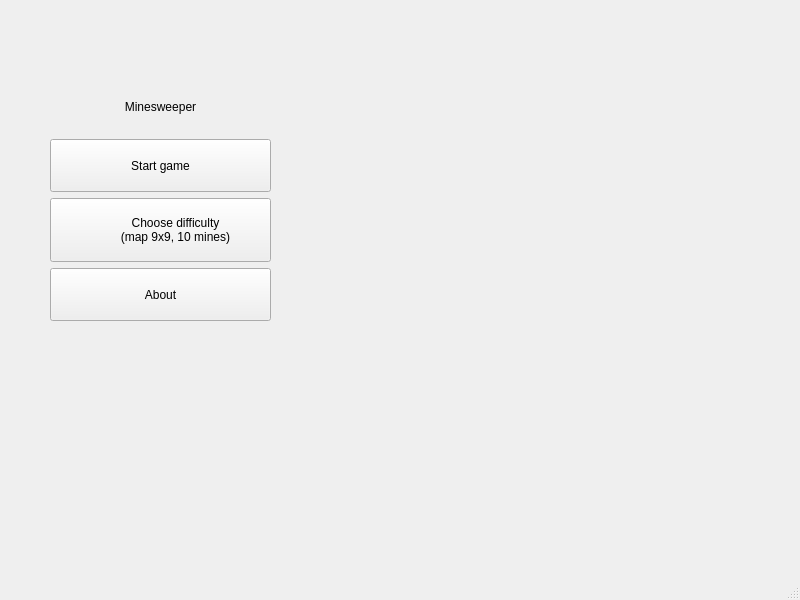
First picture: the form in mainwindow.ui, repository KostyaGukish/Minesweeper, before the edit.
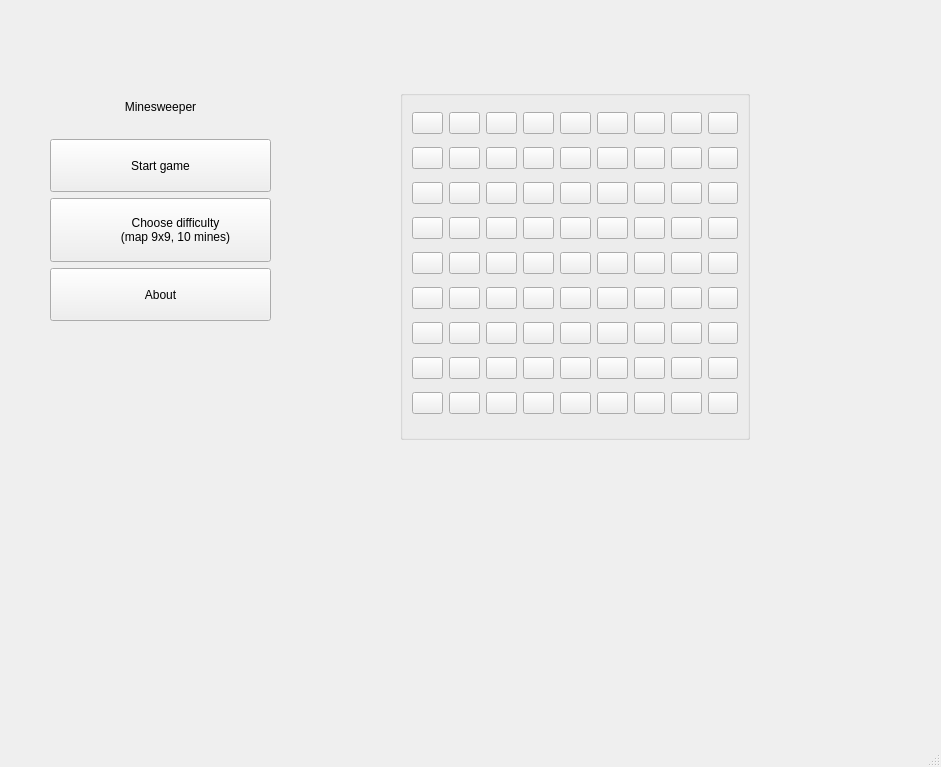
Second picture: the form after the edit.

What changed in the file:
```diff
--- a/mainwindow.ui
+++ b/mainwindow.ui
@@ -1,102 +1,975 @@
 <?xml version="1.0" encoding="UTF-8"?>
 <ui version="4.0">
-	<class>MainWindow</class>
-	<widget class="QMainWindow" name="MainWindow">
-		<property name="geometry">
-			<rect>
-				<x>0</x>
-				<y>0</y>
-				<width>800</width>
-				<height>600</height>
-			</rect>
-		</property>
-		<property name="windowTitle">
-			<string>MainWindow</string>
-		</property>
-		<widget class="QWidget" name="centralwidget">
-			<widget class="QWidget" name="verticalLayoutWidget">
-				<property name="geometry">
-					<rect>
-						<x>50</x>
-						<y>80</y>
-						<width>221</width>
-						<height>241</height>
-					</rect>
-				</property>
-				<property name="sizePolicy">
-					<sizepolicy hsizetype="Preferred" vsizetype="Preferred">
-						<horstretch>0</horstretch>
-						<verstretch>0</verstretch>
-					</sizepolicy>
-				</property>
-				<layout class="QVBoxLayout" name="verticalLayout">
-					<item>
-						<widget class="QLabel" name="label">
-							<property name="text">
-								<string>Minesweeper</string>
-							</property>
-							<property name="alignment">
-								<set>Qt::AlignCenter</set>
-							</property>
-						</widget>
-					</item>
-					<item>
-						<widget class="QPushButton" name="startGame">
-							<property name="sizePolicy">
-								<sizepolicy hsizetype="Minimum" vsizetype="Preferred">
-									<horstretch>0</horstretch>
-									<verstretch>0</verstretch>
-								</sizepolicy>
-							</property>
-							<property name="text">
-								<string>Start game</string>
-							</property>
-						</widget>
-					</item>
-					<item>
-						<widget class="QPushButton" name="choose">
-							<property name="sizePolicy">
-								<sizepolicy hsizetype="Minimum" vsizetype="Preferred">
-									<horstretch>0</horstretch>
-									<verstretch>0</verstretch>
-								</sizepolicy>
-							</property>
-							<property name="text">
-								<string>
+ <class>MainWindow</class>
+ <widget class="QMainWindow" name="MainWindow">
+  <property name="enabled">
+   <bool>true</bool>
+  </property>
+  <property name="geometry">
+   <rect>
+    <x>0</x>
+    <y>0</y>
+    <width>941</width>
+    <height>767</height>
+   </rect>
+  </property>
+  <property name="windowTitle">
+   <string>MainWindow</string>
+  </property>
+  <widget class="QWidget" name="centralwidget">
+   <widget class="QWidget" name="verticalLayoutWidget">
+    <property name="geometry">
+     <rect>
+      <x>50</x>
+      <y>80</y>
+      <width>221</width>
+      <height>241</height>
+     </rect>
+    </property>
+    <property name="sizePolicy">
+     <sizepolicy hsizetype="Preferred" vsizetype="Preferred">
+      <horstretch>0</horstretch>
+      <verstretch>0</verstretch>
+     </sizepolicy>
+    </property>
+    <layout class="QVBoxLayout" name="verticalLayout">
+     <item>
+      <widget class="QLabel" name="label">
+       <property name="text">
+        <string>Minesweeper</string>
+       </property>
+       <property name="alignment">
+        <set>Qt::AlignCenter</set>
+       </property>
+      </widget>
+     </item>
+     <item>
+      <widget class="QPushButton" name="startGame">
+       <property name="sizePolicy">
+        <sizepolicy hsizetype="Minimum" vsizetype="Preferred">
+         <horstretch>0</horstretch>
+         <verstretch>0</verstretch>
+        </sizepolicy>
+       </property>
+       <property name="text">
+        <string>Start game</string>
+       </property>
+      </widget>
+     </item>
+     <item>
+      <widget class="QPushButton" name="choose">
+       <property name="sizePolicy">
+        <sizepolicy hsizetype="Minimum" vsizetype="Preferred">
+         <horstretch>0</horstretch>
+         <verstretch>0</verstretch>
+        </sizepolicy>
+       </property>
+       <property name="text">
+        <string>
 									Choose difficulty
 									(map 9x9, 10 mines)
 								</string>
-							</property>
-						</widget>
-					</item>
-					<item>
-						<widget class="QPushButton" name="About">
-							<property name="sizePolicy">
-								<sizepolicy hsizetype="Minimum" vsizetype="Preferred">
-									<horstretch>0</horstretch>
-									<verstretch>0</verstretch>
-								</sizepolicy>
-							</property>
-							<property name="text">
-								<string>About</string>
-							</property>
-						</widget>
-					</item>
-				</layout>
-			</widget>
-		</widget>
-		<widget class="QMenuBar" name="menubar">
-			<property name="geometry">
-				<rect>
-					<x>0</x>
-					<y>0</y>
-					<width>800</width>
-					<height>25</height>
-				</rect>
-			</property>
-		</widget>
-		<widget class="QStatusBar" name="statusbar"/>
-	</widget>
-	<resources/>
-	<connections/>
+       </property>
+      </widget>
+     </item>
+     <item>
+      <widget class="QPushButton" name="About">
+       <property name="sizePolicy">
+        <sizepolicy hsizetype="Minimum" vsizetype="Preferred">
+         <horstretch>0</horstretch>
+         <verstretch>0</verstretch>
+        </sizepolicy>
+       </property>
+       <property name="text">
+        <string>About</string>
+       </property>
+      </widget>
+     </item>
+    </layout>
+   </widget>
+   <widget class="QGroupBox" name="groupBox">
+    <property name="enabled">
+     <bool>true</bool>
+    </property>
+    <property name="geometry">
+     <rect>
+      <x>400</x>
+      <y>90</y>
+      <width>350</width>
+      <height>350</height>
+     </rect>
+    </property>
+    <layout class="QGridLayout" name="gridLayout">
+     <property name="sizeConstraint">
+      <enum>QLayout::SetNoConstraint</enum>
+     </property>
+     <item row="31" column="6">
+      <widget class="QPushButton" name="pushButton_62">
+       <property name="text">
+        <string/>
+       </property>
+       <attribute name="buttonGroup">
+        <string notr="true">buttonGroup_7</string>
+       </attribute>
+      </widget>
+     </item>
+     <item row="29" column="1">
+      <widget class="QPushButton" name="pushButton_14">
+       <property name="text">
+        <string/>
+       </property>
+       <attribute name="buttonGroup">
+        <string notr="true">buttonGroup_2</string>
+       </attribute>
+      </widget>
+     </item>
+     <item row="33" column="2">
+      <widget class="QPushButton" name="pushButton_20">
+       <property name="enabled">
+        <bool>true</bool>
+       </property>
+       <property name="text">
+        <string/>
+       </property>
+       <attribute name="buttonGroup">
+        <string notr="true">buttonGroup_3</string>
+       </attribute>
+      </widget>
+     </item>
+     <item row="34" column="5">
+      <widget class="QPushButton" name="pushButton_54">
+       <property name="text">
+        <string/>
+       </property>
+       <attribute name="buttonGroup">
+        <string notr="true">buttonGroup_6</string>
+       </attribute>
+      </widget>
+     </item>
+     <item row="35" column="6">
+      <widget class="QPushButton" name="pushButton_61">
+       <property name="text">
+        <string/>
+       </property>
+       <attribute name="buttonGroup">
+        <string notr="true">buttonGroup_7</string>
+       </attribute>
+      </widget>
+     </item>
+     <item row="33" column="0">
+      <widget class="QPushButton" name="pushButton_6">
+       <property name="text">
+        <string/>
+       </property>
+       <attribute name="buttonGroup">
+        <string notr="true">buttonGroup</string>
+       </attribute>
+      </widget>
+     </item>
+     <item row="28" column="2">
+      <widget class="QPushButton" name="pushButton_22">
+       <property name="enabled">
+        <bool>true</bool>
+       </property>
+       <property name="text">
+        <string/>
+       </property>
+       <attribute name="buttonGroup">
+        <string notr="true">buttonGroup_3</string>
+       </attribute>
+      </widget>
+     </item>
+     <item row="33" column="1">
+      <widget class="QPushButton" name="pushButton_11">
+       <property name="text">
+        <string/>
+       </property>
+       <attribute name="buttonGroup">
+        <string notr="true">buttonGroup_2</string>
+       </attribute>
+      </widget>
+     </item>
+     <item row="29" column="5">
+      <widget class="QPushButton" name="pushButton_50">
+       <property name="text">
+        <string/>
+       </property>
+       <attribute name="buttonGroup">
+        <string notr="true">buttonGroup_6</string>
+       </attribute>
+      </widget>
+     </item>
+     <item row="30" column="1">
+      <widget class="QPushButton" name="pushButton_12">
+       <property name="text">
+        <string/>
+       </property>
+       <attribute name="buttonGroup">
+        <string notr="true">buttonGroup_2</string>
+       </attribute>
+      </widget>
+     </item>
+     <item row="36" column="5">
+      <widget class="QPushButton" name="pushButton_51">
+       <property name="text">
+        <string/>
+       </property>
+       <attribute name="buttonGroup">
+        <string notr="true">buttonGroup_6</string>
+       </attribute>
+      </widget>
+     </item>
+     <item row="30" column="2">
+      <widget class="QPushButton" name="pushButton_21">
+       <property name="enabled">
+        <bool>true</bool>
+       </property>
+       <property name="text">
+        <string/>
+       </property>
+       <attribute name="buttonGroup">
+        <string notr="true">buttonGroup_3</string>
+       </attribute>
+      </widget>
+     </item>
+     <item row="34" column="0">
+      <widget class="QPushButton" name="pushButton_7">
+       <property name="text">
+        <string/>
+       </property>
+       <attribute name="buttonGroup">
+        <string notr="true">buttonGroup</string>
+       </attribute>
+      </widget>
+     </item>
+     <item row="32" column="8">
+      <widget class="QPushButton" name="pushButton_78">
+       <property name="text">
+        <string/>
+       </property>
+       <attribute name="buttonGroup">
+        <string notr="true">buttonGroup_9</string>
+       </attribute>
+      </widget>
+     </item>
+     <item row="32" column="2">
+      <widget class="QPushButton" name="pushButton_19">
+       <property name="enabled">
+        <bool>true</bool>
+       </property>
+       <property name="text">
+        <string/>
+       </property>
+       <attribute name="buttonGroup">
+        <string notr="true">buttonGroup_3</string>
+       </attribute>
+      </widget>
+     </item>
+     <item row="34" column="8">
+      <widget class="QPushButton" name="pushButton_76">
+       <property name="text">
+        <string/>
+       </property>
+       <attribute name="buttonGroup">
+        <string notr="true">buttonGroup_9</string>
+       </attribute>
+      </widget>
+     </item>
+     <item row="35" column="7">
+      <widget class="QPushButton" name="pushButton_70">
+       <property name="text">
+        <string/>
+       </property>
+       <attribute name="buttonGroup">
+        <string notr="true">buttonGroup_8</string>
+       </attribute>
+      </widget>
+     </item>
+     <item row="36" column="3">
+      <widget class="QPushButton" name="pushButton_33">
+       <property name="text">
+        <string/>
+       </property>
+       <attribute name="buttonGroup">
+        <string notr="true">buttonGroup_4</string>
+       </attribute>
+      </widget>
+     </item>
+     <item row="34" column="4">
+      <widget class="QPushButton" name="pushButton_38">
+       <property name="text">
+        <string/>
+       </property>
+       <attribute name="buttonGroup">
+        <string notr="true">buttonGroup_5</string>
+       </attribute>
+      </widget>
+     </item>
+     <item row="28" column="5">
+      <widget class="QPushButton" name="pushButton_49">
+       <property name="text">
+        <string/>
+       </property>
+       <attribute name="buttonGroup">
+        <string notr="true">buttonGroup_6</string>
+       </attribute>
+      </widget>
+     </item>
+     <item row="31" column="1">
+      <widget class="QPushButton" name="pushButton_17">
+       <property name="text">
+        <string/>
+       </property>
+       <attribute name="buttonGroup">
+        <string notr="true">buttonGroup_2</string>
+       </attribute>
+      </widget>
+     </item>
+     <item row="31" column="5">
+      <widget class="QPushButton" name="pushButton_53">
+       <property name="text">
+        <string/>
+       </property>
+       <attribute name="buttonGroup">
+        <string notr="true">buttonGroup_6</string>
+       </attribute>
+      </widget>
+     </item>
+     <item row="36" column="8">
+      <widget class="QPushButton" name="pushButton_79">
+       <property name="text">
+        <string/>
+       </property>
+       <attribute name="buttonGroup">
+        <string notr="true">buttonGroup_9</string>
+       </attribute>
+      </widget>
+     </item>
+     <item row="32" column="3">
+      <widget class="QPushButton" name="pushButton_28">
+       <property name="text">
+        <string/>
+       </property>
+       <attribute name="buttonGroup">
+        <string notr="true">buttonGroup_4</string>
+       </attribute>
+      </widget>
+     </item>
+     <item row="29" column="4">
+      <widget class="QPushButton" name="pushButton_41">
+       <property name="text">
+        <string/>
+       </property>
+       <attribute name="buttonGroup">
+        <string notr="true">buttonGroup_5</string>
+       </attribute>
+      </widget>
+     </item>
+     <item row="29" column="3">
+      <widget class="QPushButton" name="pushButton_32">
+       <property name="text">
+        <string/>
+       </property>
+       <attribute name="buttonGroup">
+        <string notr="true">buttonGroup_4</string>
+       </attribute>
+      </widget>
+     </item>
+     <item row="32" column="6">
+      <widget class="QPushButton" name="pushButton_55">
+       <property name="text">
+        <string/>
+       </property>
+       <attribute name="buttonGroup">
+        <string notr="true">buttonGroup_7</string>
+       </attribute>
+      </widget>
+     </item>
+     <item row="34" column="7">
+      <widget class="QPushButton" name="pushButton_72">
+       <property name="text">
+        <string/>
+       </property>
+       <attribute name="buttonGroup">
+        <string notr="true">buttonGroup_8</string>
+       </attribute>
+      </widget>
+     </item>
+     <item row="34" column="2">
+      <widget class="QPushButton" name="pushButton_27">
+       <property name="enabled">
+        <bool>true</bool>
+       </property>
+       <property name="text">
+        <string/>
+       </property>
+       <attribute name="buttonGroup">
+        <string notr="true">buttonGroup_3</string>
+       </attribute>
+      </widget>
+     </item>
+     <item row="28" column="3">
+      <widget class="QPushButton" name="pushButton_31">
+       <property name="text">
+        <string/>
+       </property>
+       <attribute name="buttonGroup">
+        <string notr="true">buttonGroup_4</string>
+       </attribute>
+      </widget>
+     </item>
+     <item row="32" column="5">
+      <widget class="QPushButton" name="pushButton_46">
+       <property name="text">
+        <string/>
+       </property>
+       <attribute name="buttonGroup">
+        <string notr="true">buttonGroup_6</string>
+       </attribute>
+      </widget>
+     </item>
+     <item row="33" column="7">
+      <widget class="QPushButton" name="pushButton_65">
+       <property name="text">
+        <string/>
+       </property>
+       <attribute name="buttonGroup">
+        <string notr="true">buttonGroup_8</string>
+       </attribute>
+      </widget>
+     </item>
+     <item row="32" column="4">
+      <widget class="QPushButton" name="pushButton_44">
+       <property name="text">
+        <string/>
+       </property>
+       <attribute name="buttonGroup">
+        <string notr="true">buttonGroup_5</string>
+       </attribute>
+      </widget>
+     </item>
+     <item row="33" column="5">
+      <widget class="QPushButton" name="pushButton_47">
+       <property name="text">
+        <string/>
+       </property>
+       <attribute name="buttonGroup">
+        <string notr="true">buttonGroup_6</string>
+       </attribute>
+      </widget>
+     </item>
+     <item row="29" column="2">
+      <widget class="QPushButton" name="pushButton_23">
+       <property name="enabled">
+        <bool>true</bool>
+       </property>
+       <property name="text">
+        <string/>
+       </property>
+       <attribute name="buttonGroup">
+        <string notr="true">buttonGroup_3</string>
+       </attribute>
+      </widget>
+     </item>
+     <item row="35" column="3">
+      <widget class="QPushButton" name="pushButton_34">
+       <property name="text">
+        <string/>
+       </property>
+       <attribute name="buttonGroup">
+        <string notr="true">buttonGroup_4</string>
+       </attribute>
+      </widget>
+     </item>
+     <item row="30" column="5">
+      <widget class="QPushButton" name="pushButton_48">
+       <property name="text">
+        <string/>
+       </property>
+       <attribute name="buttonGroup">
+        <string notr="true">buttonGroup_6</string>
+       </attribute>
+      </widget>
+     </item>
+     <item row="30" column="6">
+      <widget class="QPushButton" name="pushButton_57">
+       <property name="text">
+        <string/>
+       </property>
+       <attribute name="buttonGroup">
+        <string notr="true">buttonGroup_7</string>
+       </attribute>
+      </widget>
+     </item>
+     <item row="28" column="1">
+      <widget class="QPushButton" name="pushButton_13">
+       <property name="text">
+        <string/>
+       </property>
+       <attribute name="buttonGroup">
+        <string notr="true">buttonGroup_2</string>
+       </attribute>
+      </widget>
+     </item>
+     <item row="31" column="7">
+      <widget class="QPushButton" name="pushButton_71">
+       <property name="text">
+        <string/>
+       </property>
+       <attribute name="buttonGroup">
+        <string notr="true">buttonGroup_8</string>
+       </attribute>
+      </widget>
+     </item>
+     <item row="31" column="3">
+      <widget class="QPushButton" name="pushButton_35">
+       <property name="text">
+        <string/>
+       </property>
+       <attribute name="buttonGroup">
+        <string notr="true">buttonGroup_4</string>
+       </attribute>
+      </widget>
+     </item>
+     <item row="32" column="0">
+      <widget class="QPushButton" name="pushButton_5">
+       <property name="text">
+        <string/>
+       </property>
+       <attribute name="buttonGroup">
+        <string notr="true">buttonGroup</string>
+       </attribute>
+      </widget>
+     </item>
+     <item row="28" column="4">
+      <widget class="QPushButton" name="pushButton_40">
+       <property name="text">
+        <string/>
+       </property>
+       <attribute name="buttonGroup">
+        <string notr="true">buttonGroup_5</string>
+       </attribute>
+      </widget>
+     </item>
+     <item row="36" column="2">
+      <widget class="QPushButton" name="pushButton_24">
+       <property name="enabled">
+        <bool>true</bool>
+       </property>
+       <property name="text">
+        <string/>
+       </property>
+       <attribute name="buttonGroup">
+        <string notr="true">buttonGroup_3</string>
+       </attribute>
+      </widget>
+     </item>
+     <item row="33" column="3">
+      <widget class="QPushButton" name="pushButton_29">
+       <property name="text">
+        <string/>
+       </property>
+       <attribute name="buttonGroup">
+        <string notr="true">buttonGroup_4</string>
+       </attribute>
+      </widget>
+     </item>
+     <item row="36" column="0">
+      <widget class="QPushButton" name="pushButton_9">
+       <property name="text">
+        <string/>
+       </property>
+       <attribute name="buttonGroup">
+        <string notr="true">buttonGroup</string>
+       </attribute>
+      </widget>
+     </item>
+     <item row="34" column="3">
+      <widget class="QPushButton" name="pushButton_36">
+       <property name="text">
+        <string/>
+       </property>
+       <attribute name="buttonGroup">
+        <string notr="true">buttonGroup_4</string>
+       </attribute>
+      </widget>
+     </item>
+     <item row="34" column="6">
+      <widget class="QPushButton" name="pushButton_63">
+       <property name="text">
+        <string/>
+       </property>
+       <attribute name="buttonGroup">
+        <string notr="true">buttonGroup_7</string>
+       </attribute>
+      </widget>
+     </item>
+     <item row="31" column="4">
+      <widget class="QPushButton" name="pushButton_39">
+       <property name="text">
+        <string/>
+       </property>
+       <attribute name="buttonGroup">
+        <string notr="true">buttonGroup_5</string>
+       </attribute>
+      </widget>
+     </item>
+     <item row="28" column="7">
+      <widget class="QPushButton" name="pushButton_67">
+       <property name="text">
+        <string/>
+       </property>
+       <attribute name="buttonGroup">
+        <string notr="true">buttonGroup_8</string>
+       </attribute>
+      </widget>
+     </item>
+     <item row="33" column="6">
+      <widget class="QPushButton" name="pushButton_56">
+       <property name="text">
+        <string/>
+       </property>
+       <attribute name="buttonGroup">
+        <string notr="true">buttonGroup_7</string>
+       </attribute>
+      </widget>
+     </item>
+     <item row="35" column="5">
+      <widget class="QPushButton" name="pushButton_52">
+       <property name="text">
+        <string/>
+       </property>
+       <attribute name="buttonGroup">
+        <string notr="true">buttonGroup_6</string>
+       </attribute>
+      </widget>
+     </item>
+     <item row="28" column="6">
+      <widget class="QPushButton" name="pushButton_58">
+       <property name="text">
+        <string/>
+       </property>
+       <attribute name="buttonGroup">
+        <string notr="true">buttonGroup_7</string>
+       </attribute>
+      </widget>
+     </item>
+     <item row="30" column="7">
+      <widget class="QPushButton" name="pushButton_66">
+       <property name="text">
+        <string/>
+       </property>
+       <attribute name="buttonGroup">
+        <string notr="true">buttonGroup_8</string>
+       </attribute>
+      </widget>
+     </item>
+     <item row="34" column="1">
+      <widget class="QPushButton" name="pushButton_18">
+       <property name="text">
+        <string/>
+       </property>
+       <attribute name="buttonGroup">
+        <string notr="true">buttonGroup_2</string>
+       </attribute>
+      </widget>
+     </item>
+     <item row="35" column="0">
+      <widget class="QPushButton" name="pushButton_8">
+       <property name="text">
+        <string/>
+       </property>
+       <attribute name="buttonGroup">
+        <string notr="true">buttonGroup</string>
+       </attribute>
+      </widget>
+     </item>
+     <item row="31" column="2">
+      <widget class="QPushButton" name="pushButton_26">
+       <property name="enabled">
+        <bool>true</bool>
+       </property>
+       <property name="text">
+        <string/>
+       </property>
+       <attribute name="buttonGroup">
+        <string notr="true">buttonGroup_3</string>
+       </attribute>
+      </widget>
+     </item>
+     <item row="36" column="6">
+      <widget class="QPushButton" name="pushButton_60">
+       <property name="text">
+        <string/>
+       </property>
+       <attribute name="buttonGroup">
+        <string notr="true">buttonGroup_7</string>
+       </attribute>
+      </widget>
+     </item>
+     <item row="30" column="3">
+      <widget class="QPushButton" name="pushButton_30">
+       <property name="text">
+        <string/>
+       </property>
+       <attribute name="buttonGroup">
+        <string notr="true">buttonGroup_4</string>
+       </attribute>
+      </widget>
+     </item>
+     <item row="35" column="8">
+      <widget class="QPushButton" name="pushButton_73">
+       <property name="text">
+        <string/>
+       </property>
+       <attribute name="buttonGroup">
+        <string notr="true">buttonGroup_9</string>
+       </attribute>
+      </widget>
+     </item>
+     <item row="35" column="2">
+      <widget class="QPushButton" name="pushButton_25">
+       <property name="enabled">
+        <bool>true</bool>
+       </property>
+       <property name="text">
+        <string/>
+       </property>
+       <attribute name="buttonGroup">
+        <string notr="true">buttonGroup_3</string>
+       </attribute>
+      </widget>
+     </item>
+     <item row="32" column="1">
+      <widget class="QPushButton" name="pushButton_10">
+       <property name="text">
+        <string/>
+       </property>
+       <attribute name="buttonGroup">
+        <string notr="true">buttonGroup_2</string>
+       </attribute>
+      </widget>
+     </item>
+     <item row="36" column="4">
+      <widget class="QPushButton" name="pushButton_42">
+       <property name="text">
+        <string/>
+       </property>
+       <attribute name="buttonGroup">
+        <string notr="true">buttonGroup_5</string>
+       </attribute>
+      </widget>
+     </item>
+     <item row="29" column="6">
+      <widget class="QPushButton" name="pushButton_59">
+       <property name="text">
+        <string/>
+       </property>
+       <attribute name="buttonGroup">
+        <string notr="true">buttonGroup_7</string>
+       </attribute>
+      </widget>
+     </item>
+     <item row="28" column="0">
+      <widget class="QPushButton" name="pushButton">
+       <property name="text">
+        <string/>
+       </property>
+       <attribute name="buttonGroup">
+        <string notr="true">buttonGroup</string>
+       </attribute>
+      </widget>
+     </item>
+     <item row="30" column="4">
+      <widget class="QPushButton" name="pushButton_43">
+       <property name="text">
+        <string/>
+       </property>
+       <attribute name="buttonGroup">
+        <string notr="true">buttonGroup_5</string>
+       </attribute>
+      </widget>
+     </item>
+     <item row="31" column="0">
+      <widget class="QPushButton" name="pushButton_4">
+       <property name="text">
+        <string/>
+       </property>
+       <attribute name="buttonGroup">
+        <string notr="true">buttonGroup</string>
+       </attribute>
+      </widget>
+     </item>
+     <item row="32" column="7">
+      <widget class="QPushButton" name="pushButton_64">
+       <property name="text">
+        <string/>
+       </property>
+       <attribute name="buttonGroup">
+        <string notr="true">buttonGroup_8</string>
+       </attribute>
+      </widget>
+     </item>
+     <item row="35" column="4">
+      <widget class="QPushButton" name="pushButton_45">
+       <property name="text">
+        <string/>
+       </property>
+       <attribute name="buttonGroup">
+        <string notr="true">buttonGroup_5</string>
+       </attribute>
+      </widget>
+     </item>
+     <item row="36" column="7">
+      <widget class="QPushButton" name="pushButton_69">
+       <property name="text">
+        <string/>
+       </property>
+       <attribute name="buttonGroup">
+        <string notr="true">buttonGroup_8</string>
+       </attribute>
+      </widget>
+     </item>
+     <item row="33" column="4">
+      <widget class="QPushButton" name="pushButton_37">
+       <property name="text">
+        <string/>
+       </property>
+       <attribute name="buttonGroup">
+        <string notr="true">buttonGroup_5</string>
+       </attribute>
+      </widget>
+     </item>
+     <item row="29" column="7">
+      <widget class="QPushButton" name="pushButton_68">
+       <property name="text">
+        <string/>
+       </property>
+       <attribute name="buttonGroup">
+        <string notr="true">buttonGroup_8</string>
+       </attribute>
+      </widget>
+     </item>
+     <item row="36" column="1">
+      <widget class="QPushButton" name="pushButton_15">
+       <property name="text">
+        <string/>
+       </property>
+       <attribute name="buttonGroup">
+        <string notr="true">buttonGroup_2</string>
+       </attribute>
+      </widget>
+     </item>
+     <item row="33" column="8">
+      <widget class="QPushButton" name="pushButton_81">
+       <property name="text">
+        <string/>
+       </property>
+       <attribute name="buttonGroup">
+        <string notr="true">buttonGroup_9</string>
+       </attribute>
+      </widget>
+     </item>
+     <item row="29" column="0">
+      <widget class="QPushButton" name="pushButton_2">
+       <property name="text">
+        <string/>
+       </property>
+       <attribute name="buttonGroup">
+        <string notr="true">buttonGroup</string>
+       </attribute>
+      </widget>
+     </item>
+     <item row="30" column="0">
+      <widget class="QPushButton" name="pushButton_3">
+       <property name="text">
+        <string/>
+       </property>
+       <attribute name="buttonGroup">
+        <string notr="true">buttonGroup</string>
+       </attribute>
+      </widget>
+     </item>
+     <item row="35" column="1">
+      <widget class="QPushButton" name="pushButton_16">
+       <property name="text">
+        <string/>
+       </property>
+       <attribute name="buttonGroup">
+        <string notr="true">buttonGroup_2</string>
+       </attribute>
+      </widget>
+     </item>
+     <item row="31" column="8">
+      <widget class="QPushButton" name="pushButton_80">
+       <property name="text">
+        <string/>
+       </property>
+       <attribute name="buttonGroup">
+        <string notr="true">buttonGroup_9</string>
+       </attribute>
+      </widget>
+     </item>
+     <item row="30" column="8">
+      <widget class="QPushButton" name="pushButton_75">
+       <property name="text">
+        <string/>
+       </property>
+       <attribute name="buttonGroup">
+        <string notr="true">buttonGroup_9</string>
+       </attribute>
+      </widget>
+     </item>
+     <item row="29" column="8">
+      <widget class="QPushButton" name="pushButton_77">
+       <property name="text">
+        <string/>
+       </property>
+       <attribute name="buttonGroup">
+        <string notr="true">buttonGroup_9</string>
+       </attribute>
+      </widget>
+     </item>
+     <item row="28" column="8">
+      <widget class="QPushButton" name="pushButton_74">
+       <property name="text">
+        <string/>
+       </property>
+       <attribute name="buttonGroup">
+        <string notr="true">buttonGroup_9</string>
+       </attribute>
+      </widget>
+     </item>
+    </layout>
+   </widget>
+  </widget>
+  <widget class="QMenuBar" name="menubar">
+   <property name="geometry">
+    <rect>
+     <x>0</x>
+     <y>0</y>
+     <width>941</width>
+     <height>26</height>
+    </rect>
+   </property>
+  </widget>
+  <widget class="QStatusBar" name="statusbar"/>
+ </widget>
+ <resources/>
+ <connections/>
+ <buttongroups>
+  <buttongroup name="buttonGroup">
+   <property name="exclusive">
+    <bool>true</bool>
+   </property>
+  </buttongroup>
+  <buttongroup name="buttonGroup_2"/>
+  <buttongroup name="buttonGroup_3"/>
+  <buttongroup name="buttonGroup_4"/>
+  <buttongroup name="buttonGroup_5"/>
+  <buttongroup name="buttonGroup_6"/>
+  <buttongroup name="buttonGroup_7"/>
+  <buttongroup name="buttonGroup_8"/>
+  <buttongroup name="buttonGroup_9"/>
+ </buttongroups>
 </ui>
```
